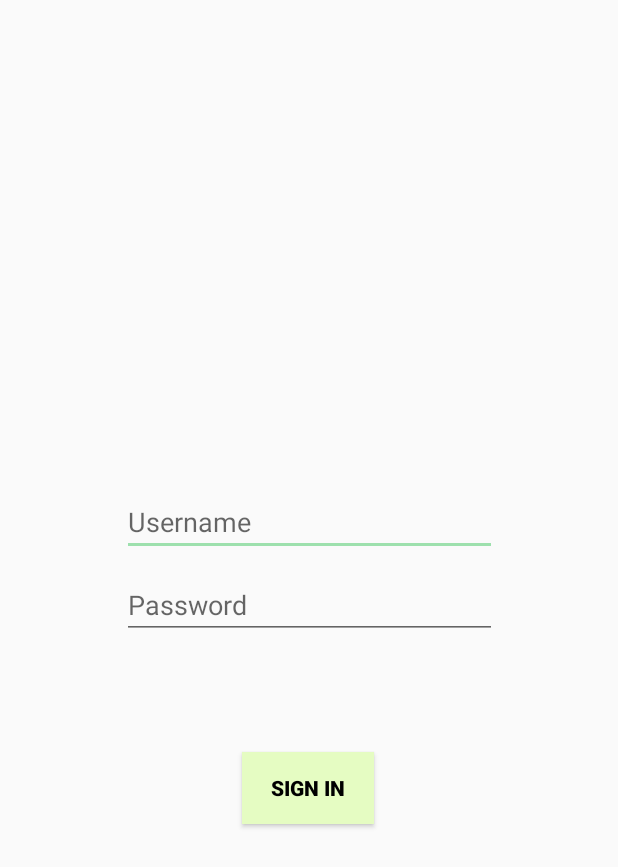
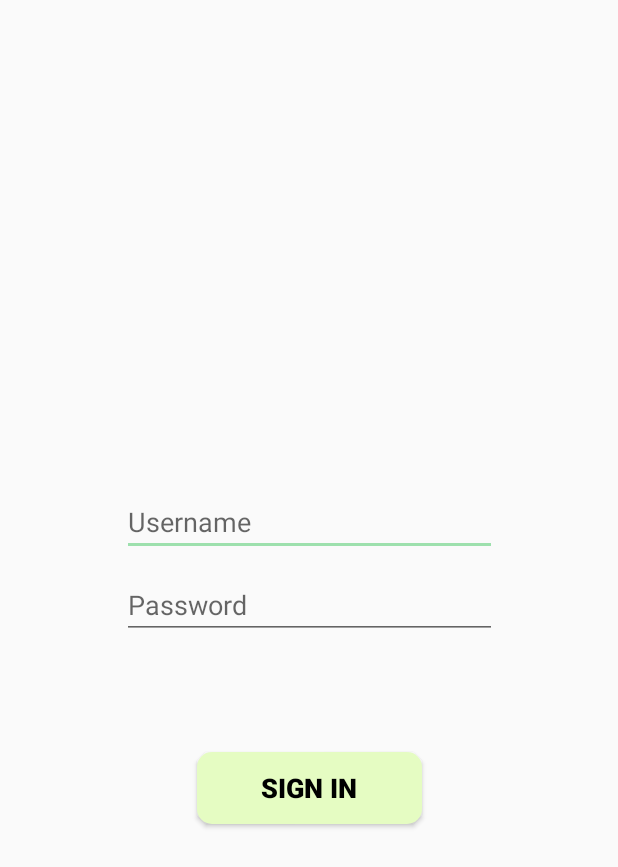
Before and after one commit to phsa/lifemove, an Android app: the screen it shows after launch (LoginActivity), on a phone screen of 412 x 824 dp. Shown: the top 867 px of the screen. Run offline under Robolectric (Android 15) with nearby library versions, the phone set to English and light mode, and no system bars.

Commit message:
feature/login: static admin login

```diff
--- a/android/app/src/main/AndroidManifest.xml
+++ b/android/app/src/main/AndroidManifest.xml
@@ -19,5 +19,10 @@
             </intent-filter>
         </activity>
 
+        <activity
+            android:name=".view.HomeActivity"
+            android:theme="@style/AppTheme">
+        </activity>
+
     </application>
 </manifest>
--- /dev/null
+++ b/android/app/src/main/java/br/com/lifemove/SimpleAsynchronousTaskListener.java
@@ -0,0 +1,7 @@
+package br.com.lifemove;
+
+public interface SimpleAsynchronousTaskListener {
+
+    void onSuccess();
+    void onFailure(String reason);
+}
--- a/android/app/src/main/java/br/com/lifemove/view/LoginActivity.java
+++ b/android/app/src/main/java/br/com/lifemove/view/LoginActivity.java
@@ -1,15 +1,23 @@
 package br.com.lifemove.view;
 
+import android.content.Intent;
 import android.os.Bundle;
 import android.view.View;
-import android.widget.ImageView;
+import android.widget.Button;
+import android.widget.EditText;
+import android.widget.Toast;
 
 import androidx.annotation.Nullable;
 import androidx.appcompat.app.AppCompatActivity;
 
 import br.com.lifemove.R;
+import br.com.lifemove.SimpleAsynchronousTaskListener;
+import br.com.lifemove.service.LoginService;
 
 public class LoginActivity extends AppCompatActivity {
+
+    private EditText username_field;
+    private EditText password_field;
 
     @Override
     protected void onCreate(@Nullable Bundle savedInstanceState) {
@@ -19,7 +27,35 @@ public class LoginActivity extends AppCompatActivity {
 
         if (getSupportActionBar() != null) getSupportActionBar().hide();
 
-        ImageView logo_holder = findViewById(R.id.logo_holder);
-        logo_holder.setVisibility(View.VISIBLE);
+        username_field = findViewById(R.id.username_field);
+        password_field = findViewById(R.id.password_field);
+
+        Button sign_in = findViewById(R.id.sign_in_button);
+
+        sign_in.setOnClickListener(new View.OnClickListener() {
+            @Override
+            public void onClick(View view) {
+                String username = username_field.getText().toString();
+                String password = password_field.getText().toString();
+
+                LoginService loginService = new LoginService(getSimpleAsynchronousTaskListener());
+                loginService.authenticate(username, password);
+            }
+        });
+    }
+
+    private SimpleAsynchronousTaskListener getSimpleAsynchronousTaskListener() {
+        return new SimpleAsynchronousTaskListener() {
+
+            @Override
+            public void onSuccess() {
+                startActivity(new Intent(LoginActivity.this, HomeActivity.class));
+            }
+
+            @Override
+            public void onFailure(String reason) {
+                Toast.makeText(LoginActivity.this, reason, Toast.LENGTH_SHORT).show();
+            }
+        };
     }
 }
--- /dev/null
+++ b/android/app/src/main/res/drawable/rounded_button.xml
@@ -0,0 +1,23 @@
+<?xml version="1.0" encoding="utf-8"?>
+<selector xmlns:android="http://schemas.android.com/apk/res/android" >
+    <item android:state_pressed="true" >
+        <shape android:shape="rectangle"  >
+            <corners android:radius="10dp" />
+            <gradient android:angle="-90" android:startColor="@color/highlight" android:endColor="@color/highlight"  />
+        </shape>
+    </item>
+    <item android:state_focused="true">
+        <shape android:shape="rectangle"  >
+            <corners android:radius="10dp" />
+            <stroke android:width="0dip" android:color="@color/highlight" />
+            <solid android:color="@color/highlight"/>
+        </shape>
+    </item>
+    <item >
+        <shape android:shape="rectangle"  >
+            <corners android:radius="10dp" />
+            <stroke android:width="0dip" android:color="@color/softHighlight" />
+            <gradient android:angle="-90" android:startColor="@color/softHighlight" android:endColor="@color/softHighlight" />
+        </shape>
+    </item>
+</selector>
--- /dev/null
+++ b/android/app/src/main/res/layout/home_activity.xml
@@ -0,0 +1,6 @@
+<?xml version="1.0" encoding="utf-8"?>
+<androidx.constraintlayout.widget.ConstraintLayout
+    xmlns:android="http://schemas.android.com/apk/res/android" android:layout_width="match_parent"
+    android:layout_height="match_parent">
+
+</androidx.constraintlayout.widget.ConstraintLayout>
--- a/android/app/src/main/res/layout/login_activity.xml
+++ b/android/app/src/main/res/layout/login_activity.xml
@@ -42,16 +42,17 @@
         app:layout_constraintTop_toBottomOf="@+id/username_field" />
 
     <Button
-        android:id="@+id/button"
-        android:layout_width="wrap_content"
+        android:id="@+id/sign_in_button"
+        android:layout_width="150dp"
         android:layout_height="wrap_content"
         android:layout_marginTop="75dp"
-        android:background="@color/softHighlight"
+        android:background="@drawable/rounded_button"
         android:text="@string/prompt_sign_in"
         android:textColor="@color/black"
         android:textStyle="bold"
+        android:textSize="18sp"
+        android:fontFamily="sans-serif-black"
         app:layout_constraintEnd_toEndOf="parent"
-        app:layout_constraintHorizontal_bias="0.498"
         app:layout_constraintStart_toStartOf="parent"
         app:layout_constraintTop_toBottomOf="@+id/password_field" />
 </androidx.constraintlayout.widget.ConstraintLayout>
```
Also changed, not shown: android/app/src/main/java/br/com/lifemove/service/LoginService.java (added, +22 -0 lines), android/app/src/main/java/br/com/lifemove/view/HomeActivity.java (added, +18 -0 lines).
